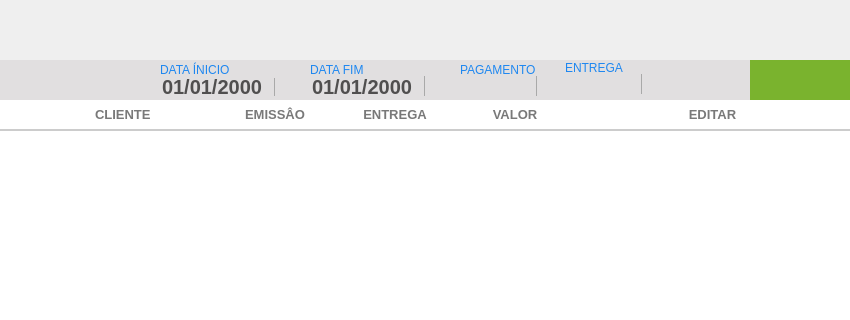
rafaelfelippe1/Projeto-SistemaVendas, file UI_Files/mainVendas.ui: the form before one commit; both pictures show x 150 to 1000 and y 0 to 320 of the 1000 by 600 pixel window.
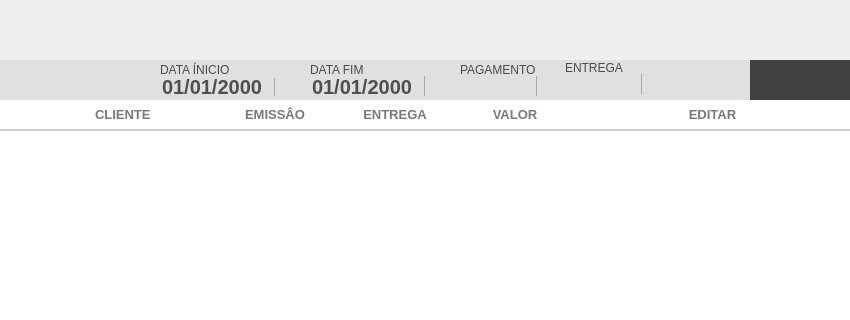
The form after the commit. Icons and pictures are not drawn.

What changed in the file:
```diff
--- a/UI_Files/mainVendas.ui
+++ b/UI_Files/mainVendas.ui
@@ -91,7 +91,7 @@
      </property>
      <property name="styleSheet">
       <string notr="true">QPushButton {
-background-color: #7AB32E;
+background-color: rgb(65, 65, 65);
  }
 QPushButton:hover{
 background-color: #40a286
@@ -214,7 +214,7 @@
 font-size: 12px;
 font-family: &quot;Arial Unicode MS&quot;;
 
-color:#1E87F0;
+	color: rgb(74, 74, 74);
 border: none;
 }</string>
      </property>
@@ -236,7 +236,7 @@
 font-size: 12px;
 font-family: &quot;Arial Unicode MS&quot;;
 
-color:#1E87F0;
+	color: rgb(74, 74, 74);
 border: none;
 }</string>
      </property>
@@ -297,7 +297,7 @@
 font-size: 12px;
 font-family: &quot;Arial Unicode MS&quot;;
 
-color:#1E87F0;
+	color: rgb(74, 74, 74);
 border: none;
 }</string>
      </property>
@@ -353,7 +353,7 @@
 font-size: 12px;
 font-family: &quot;Arial Unicode MS&quot;;
 
-color:#1E87F0;
+	color: rgb(74, 74, 74);
 border: none;
 }</string>
      </property>
```
